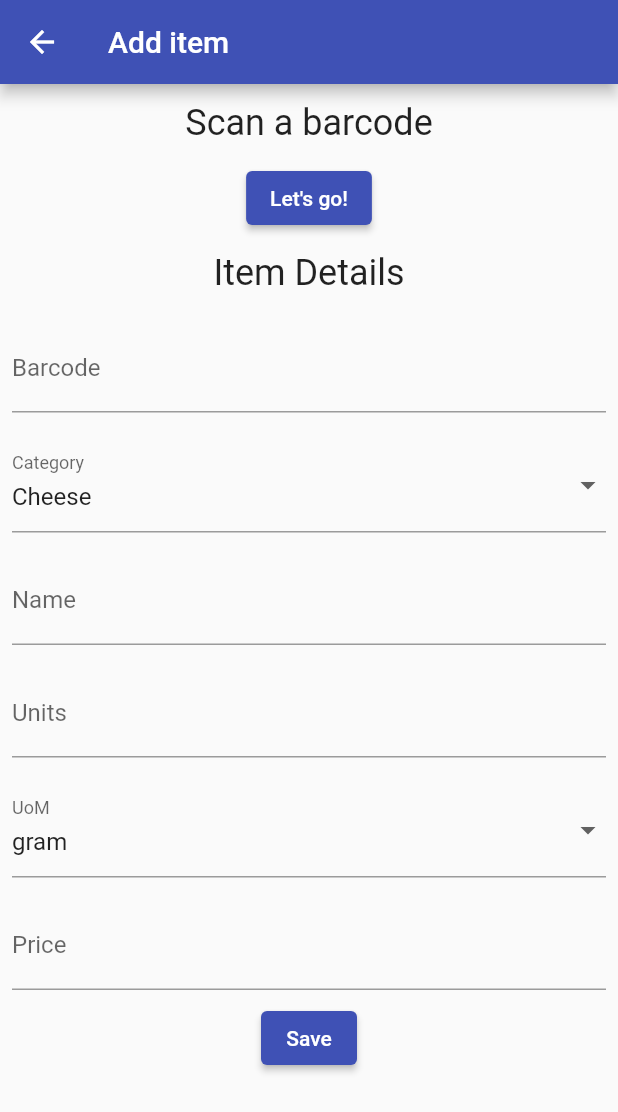
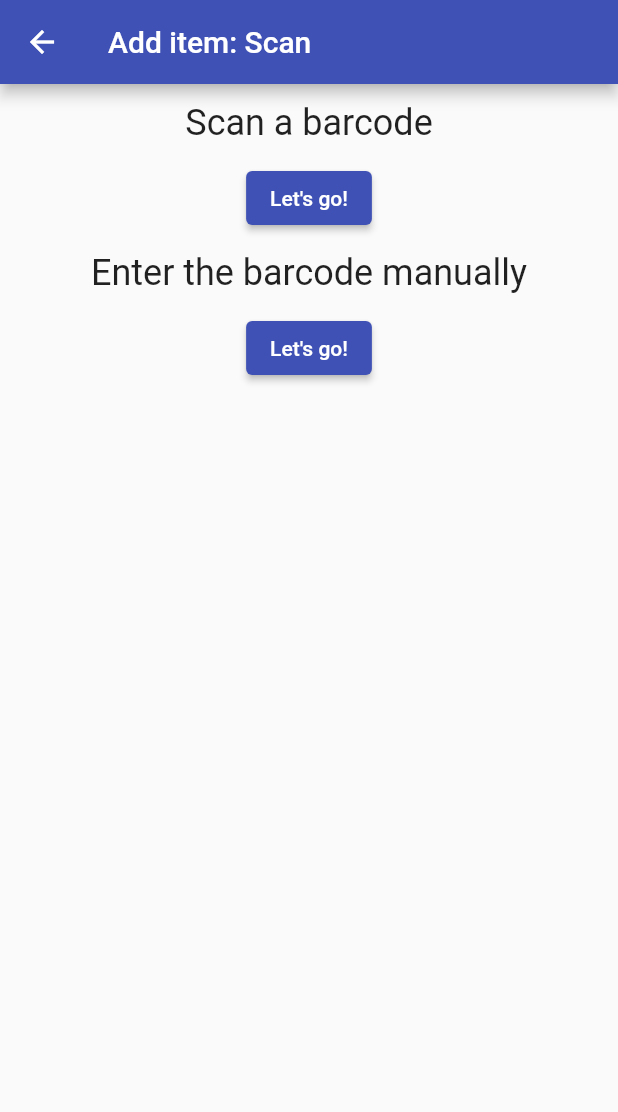
Before and after one commit to yougotwill/cheapee, a Flutter app: the screen it shows after launch, after a tap on the "add" icon, on a phone screen of 412 x 824 dp. Shown: the top 1112 px of the screen. Run offline on Flutter 3.47's test engine with Material 2 defaults, Android fonts, the phone set to English and light mode, and no system bars; our stand-ins replace cloud_firestore, firebase_core; missing offline and left inert: barcode_scan2; accounts and stored records are empty.

Commit message:
You can now scan a barcode or manually enter it. Separated addItem page to a scanItem and addItem page

```diff
--- a/lib/main.dart
+++ b/lib/main.dart
@@ -7,6 +7,7 @@ import 'package:firebase_core/firebase_core.dart';
 import 'package:cloud_firestore/cloud_firestore.dart';
 
 import 'src/pages/home.dart';
+import 'src/pages/scanItem.dart';
 import 'src/pages/addItem.dart';
 import 'src/pages/itemDetails.dart';
 
@@ -46,9 +47,13 @@ class App extends StatelessWidget {
                     items: appState.items,
                     clearItems: appState.clearItems),
               ),
+          '/scan': (context) => Consumer<ApplicationState>(
+                builder: (context, appState, _) =>
+                    ScanItemPage(title: 'Add item: Scan'),
+              ),
           '/add': (context) => Consumer<ApplicationState>(
                 builder: (context, appState, _) => AddItemPage(
-                  title: 'Add item',
+                  title: 'Add item: Enter details',
                   saveItem: appState.saveItem,
                 ),
               ),
--- a/lib/src/pages/home.dart
+++ b/lib/src/pages/home.dart
@@ -30,8 +30,8 @@ class HomePage extends StatefulWidget {
 }
 
 class _HomePageState extends State<HomePage> {
-  void _showAddItemPage() {
-    Navigator.of(context).pushNamed('/add');
+  void _showScanItemPage() {
+    Navigator.of(context).pushNamed('/scan');
   }
 
   @override
@@ -74,7 +74,7 @@ class _HomePageState extends State<HomePage> {
         ),
       ),
       floatingActionButton: FloatingActionButton(
-        onPressed: _showAddItemPage,
+        onPressed: _showScanItemPage,
         tooltip: 'Add Item',
         child: Icon(Icons.add),
       ), // This trailing comma makes auto-formatting nicer for build methods.
--- a/lib/src/pages/itemDetails.dart
+++ b/lib/src/pages/itemDetails.dart
@@ -42,6 +42,7 @@ class _ItemDetailsPageState extends State<ItemDetailsPage> {
               saveItem: widget.saveItem,
               item: args.item,
               canEdit: args.canEdit,
+              barcode: null,
             ),
           ],
         ),
--- /dev/null
+++ b/lib/src/pages/scanItem.dart
@@ -0,0 +1,62 @@
+import 'package:flutter/material.dart';
+import 'package:barcode_scan2/barcode_scan2.dart';
+
+import '../widgets/header.dart';
+import '../pages/addItem.dart' show AddItemPageArguments;
+
+class ScanItemPage extends StatefulWidget {
+  ScanItemPage({Key? key, required this.title}) : super(key: key);
+
+  final String title;
+
+  @override
+  _ScanItemPageState createState() => _ScanItemPageState();
+}
+
+class _ScanItemPageState extends State<ScanItemPage> {
+  @override
+  Widget build(BuildContext context) {
+    return Scaffold(
+      appBar: AppBar(
+        title: Text(widget.title),
+      ),
+      body: Center(
+        child: Column(
+          mainAxisAlignment: MainAxisAlignment.start,
+          children: <Widget>[
+            Header('Scan a barcode'),
+            ElevatedButton(
+              onPressed: () async {
+                var result = await BarcodeScanner.scan();
+                if (result.type == ResultType.Cancelled ||
+                    result.type == ResultType.Error ||
+                    result.format == BarcodeFormat.unknown) {
+                  ScaffoldMessenger.of(context).showSnackBar(SnackBar(
+                    content: Text('Scan failed. Please try again.'),
+                    backgroundColor: Colors.red,
+                  ));
+                } else {
+                  ScaffoldMessenger.of(context).showSnackBar(SnackBar(
+                    content: Text('Scan succeeded!'),
+                    backgroundColor: Colors.indigo,
+                  ));
+                  Navigator.pushNamed(context, '/add',
+                      arguments: AddItemPageArguments(result.rawContent));
+                }
+              },
+              child: Text("Let's go!"),
+            ),
+            Header('Enter the barcode manually'),
+            ElevatedButton(
+              onPressed: () {
+                Navigator.pushNamed(context, '/add',
+                    arguments: AddItemPageArguments(null));
+              },
+              child: Text("Let's go!"),
+            ),
+          ],
+        ),
+      ),
+    );
+  }
+}
```
Also changed, not shown: lib/src/pages/addItem.dart (+8 -22 lines), lib/src/widgets/itemForm.dart (+12 -2 lines).
